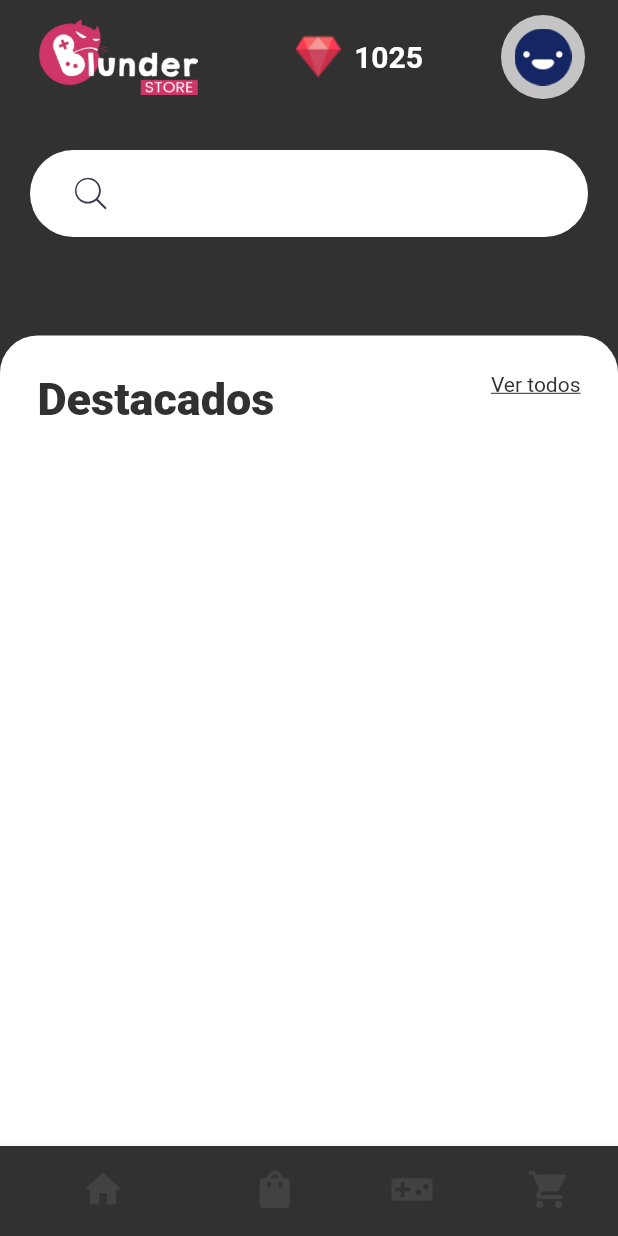
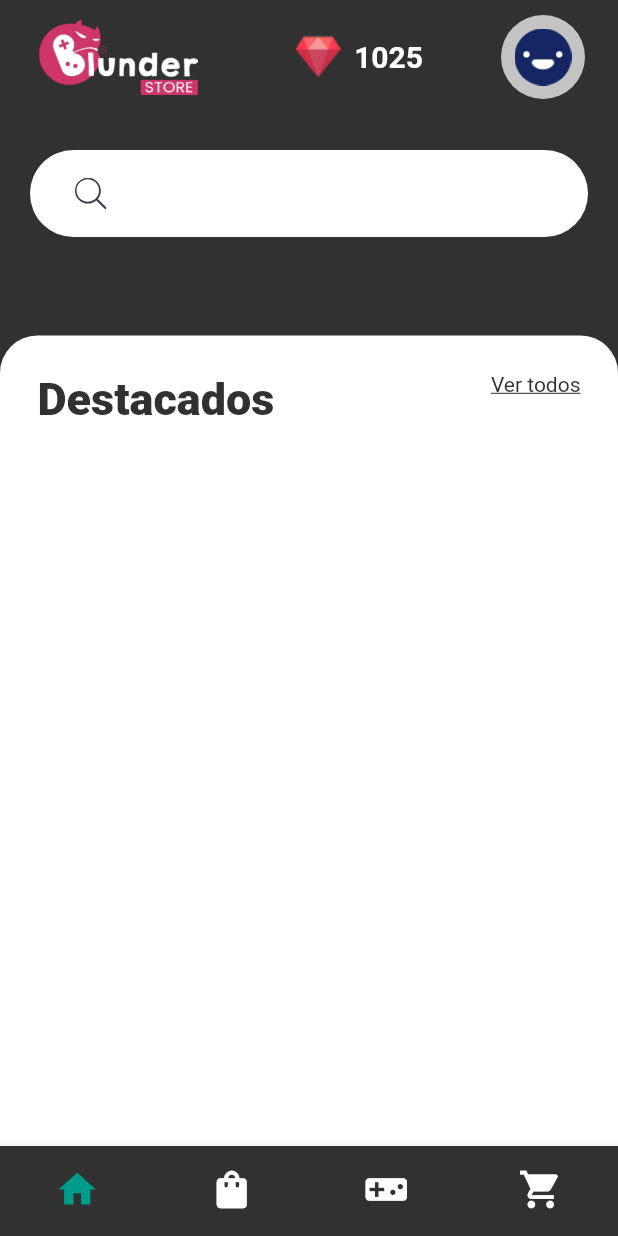
Before and after one commit to joclpacheb/blunder_store_app, a Flutter app: the HomeScreen screen opened directly, on a phone screen of 412 x 824 dp. Run offline on Flutter 3.47's test engine with Material 2 defaults, Android fonts, the phone set to English and light mode, and no system bars; our stand-ins replace flutter_svg.

Commit message:
:art: added Bottom Navigation Bar file and call in main shop view

```diff
--- a/lib/constants.dart
+++ b/lib/constants.dart
@@ -33,3 +33,4 @@ const kBlueLightColor = Color(0xFFC7B8F5);
 const kBlueColor = Color(0xFF817DC0);
 const kShadowColor = Color(0xFFE6E6E6);
 const fondoDark = Color(0xFF313131);
+const primaryGreen = Color(0xFF009c8a);
--- a/lib/screens/main_shop.dart
+++ b/lib/screens/main_shop.dart
@@ -4,10 +4,15 @@ import 'package:flutter/material.dart';
 import 'package:blunder_store_app/constants.dart';
 import 'package:blunder_store_app/widgets/search_bar.dart';
 //import 'package:blunder_store_app/widgets/category_card.dart';
-//import 'package:blunder_store_app/widgets/bottom_nav_bar.dart';
-import 'package:blunder_store_app/screens/details_screen.dart';
+import 'package:blunder_store_app/widgets/bottom_nav_bar.dart';
+//import 'package:blunder_store_app/screens/details_screen.dart';
 
-class MainShop extends StatelessWidget {
+class MainShop extends StatefulWidget {
+  @override
+  State<MainShop> createState() => _MainShopState();
+}
+
+class _MainShopState extends State<MainShop> {
   @override
   Widget build(BuildContext context) {
     return MaterialApp(
@@ -23,14 +28,20 @@ class MainShop extends StatelessWidget {
   }
 }
 
-class HomeScreen extends StatelessWidget {
+class HomeScreen extends StatefulWidget {
+  @override
+  State<HomeScreen> createState() => _HomeScreenState();
+}
+
+class _HomeScreenState extends State<HomeScreen> {
+  int _paginaActual = 0;
+
   @override
   Widget build(BuildContext context) {
     var size = MediaQuery.of(context)
         .size; //this gonna give us total height and width of our device
     return Scaffold(
         backgroundColor: Color(0xff313131),
-      //bottomNavigationBar: BottomNavBar(),
         appBar: PreferredSize(
           preferredSize: Size.fromHeight(100.0),
           child: Padding(
@@ -168,36 +179,6 @@ class HomeScreen extends StatelessWidget {
             ),
           ],
         ),
-      bottomNavigationBar: BottomNavigationBar(
-        currentIndex: 0,
-        showSelectedLabels: false,
-        showUnselectedLabels: false,
-        iconSize: 30.0,
-        items: [
-          BottomNavigationBarItem(
-            icon: Icon(
-              Icons.home,
-            ),
-            label: "Inicio",
-            backgroundColor: fondoDark,
-          ),
-          BottomNavigationBarItem(
-            icon: Icon(Icons.shopping_bag),
-            label: "Tienda",
-            backgroundColor: fondoDark,
-          ),
-          BottomNavigationBarItem(
-            icon: Icon(Icons.videogame_asset),
-            label: "Canjear Puntos",
-            backgroundColor: fondoDark,
-          ),
-          BottomNavigationBarItem(
-            icon: Icon(Icons.shopping_cart),
-            label: "Carrito",
-            backgroundColor: fondoDark,
-          ),
-        ],
-      ),
-    );
+        bottomNavigationBar: BottomNavBar());
   }
 }
--- /dev/null
+++ b/lib/widgets/bottom_nav_bar.dart
@@ -0,0 +1,60 @@
+// ignore_for_file: prefer_const_constructors, prefer_const_literals_to_create_immutables
+
+import 'package:flutter/material.dart';
+import 'package:blunder_store_app/constants.dart';
+
+class BottomNavBar extends StatefulWidget {
+  const BottomNavBar({
+    Key? key,
+  }) : super(key: key);
+
+  @override
+  State<BottomNavBar> createState() => _BottomNavBarState();
+}
+
+class _BottomNavBarState extends State<BottomNavBar> {
+  int _paginaActual = 0;
+
+  @override
+  Widget build(BuildContext context) {
+    return BottomNavigationBar(
+      onTap: (index) {
+        setState(() {
+          _paginaActual = index;
+        });
+      },
+      currentIndex: _paginaActual,
+      showSelectedLabels: false,
+      showUnselectedLabels: false,
+      type: BottomNavigationBarType.fixed,
+      iconSize: 30.0,
+      backgroundColor: fondoDark,
+      selectedItemColor: primaryGreen,
+      unselectedItemColor: Colors.white,
+      items: [
+        BottomNavigationBarItem(
+          icon: Icon(
+            Icons.home,
+          ),
+          label: "Inicio",
+          backgroundColor: fondoDark,
+        ),
+        BottomNavigationBarItem(
+          icon: Icon(Icons.shopping_bag),
+          label: "Tienda",
+          backgroundColor: fondoDark,
+        ),
+        BottomNavigationBarItem(
+          icon: Icon(Icons.videogame_asset),
+          label: "Canjear Puntos",
+          backgroundColor: fondoDark,
+        ),
+        BottomNavigationBarItem(
+          icon: Icon(Icons.shopping_cart),
+          label: "Carrito",
+          backgroundColor: fondoDark,
+        ),
+      ],
+    );
+  }
+}
```
Lines whose indentation alone changed are shown as unchanged.
